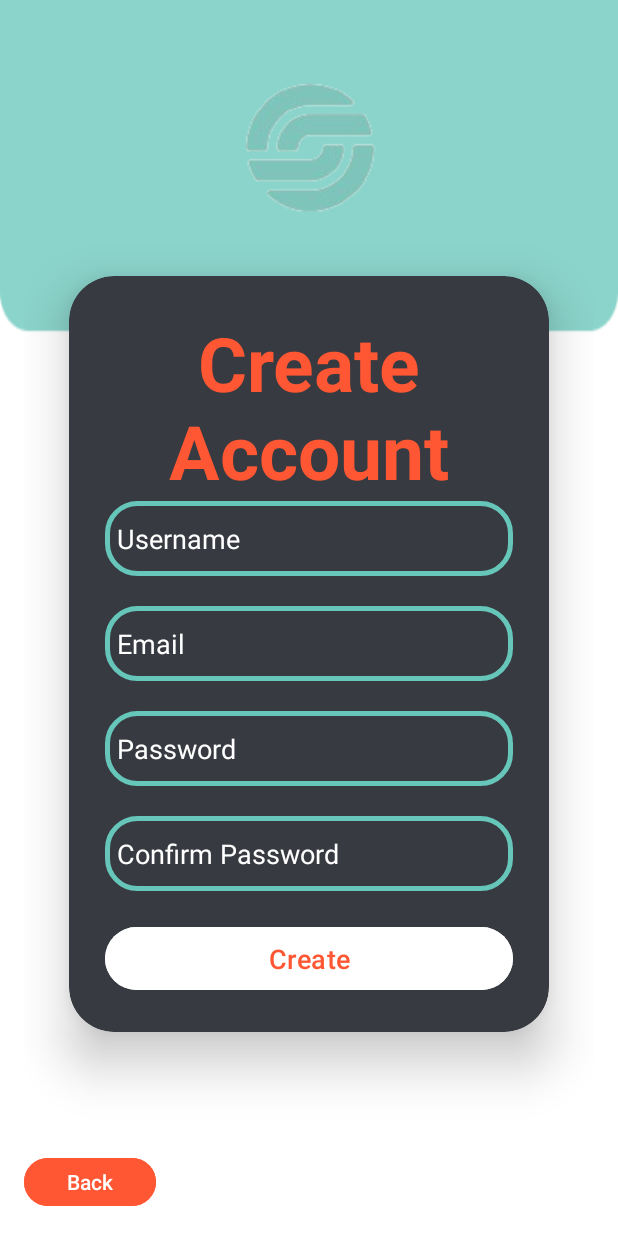
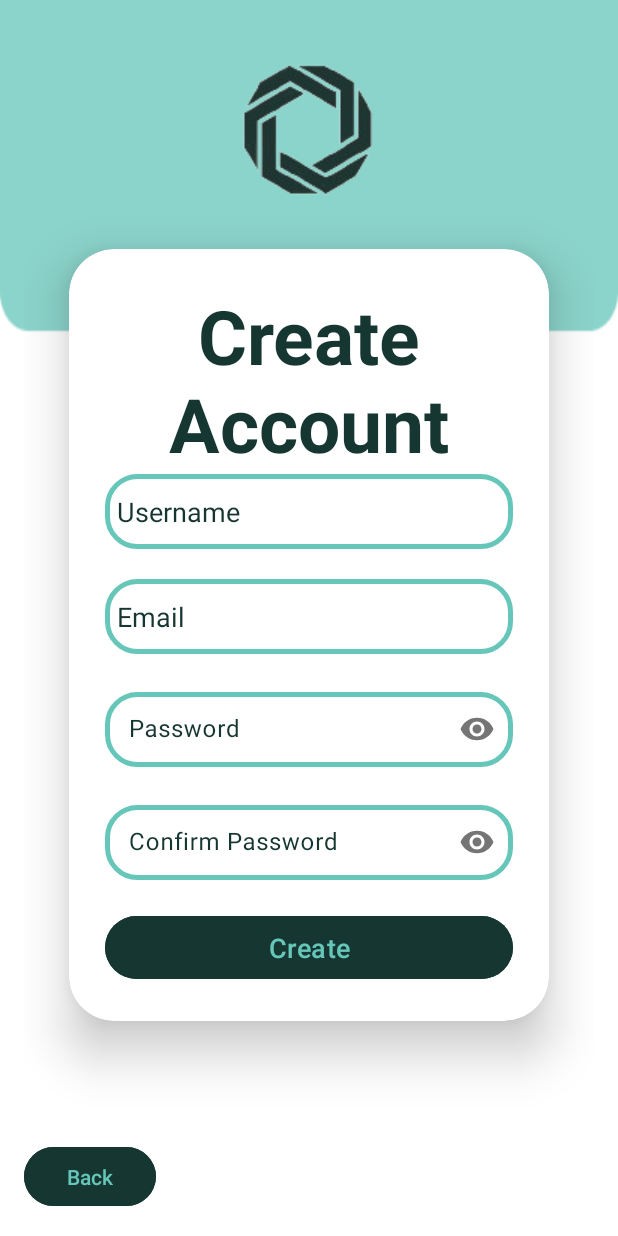
Before and after one commit to chessman25/Invento, an Android app: the MainActivity3 screen opened directly, with no data from a screen before it, on a phone screen of 412 x 824 dp. Run offline under Robolectric (Android 15) with nearby library versions, the phone set to English and light mode, and no system bars.

Commit message:
Final Commit

```diff
--- a/app/src/main/res/drawable/item_selector.xml
+++ b/app/src/main/res/drawable/item_selector.xml
@@ -2,7 +2,7 @@
 <selector xmlns:android="http://schemas.android.com/apk/res/android">
     <item
         android:state_selected="true"
-        android:color = "@color/black" />
+        android:color = "#163631" />
 
     <item
         android:state_selected="false"
--- a/app/src/main/res/drawable/splash.xml
+++ b/app/src/main/res/drawable/splash.xml
@@ -1,5 +1,5 @@
 <?xml version="1.0" encoding="utf-8"?>
 <shape xmlns:android="http://schemas.android.com/apk/res/android">
-    <solid android:color="#FF5733"/>
+    <solid android:color="@color/lightBlue"/>
     <corners android:radius="500dp"/>
 </shape>
--- a/app/src/main/res/layout/activity_main3.xml
+++ b/app/src/main/res/layout/activity_main3.xml
@@ -29,7 +29,7 @@
             app:cardCornerRadius="30dp"
             app:cardElevation="20dp"
             android:background="@drawable/customet"
-            app:cardBackgroundColor="#373A40">
+            app:cardBackgroundColor="#FFFFFF">
             <LinearLayout
                 android:layout_width="match_parent"
                 android:layout_height="wrap_content"
@@ -45,7 +45,7 @@
             android:text="Create Account"
             android:textAlignment="center"
             android:textStyle="bold"
-            android:textColor="#FF5733"
+            android:textColor="#163631"
             android:textSize="50sp"
             />
         <EditText
@@ -53,8 +53,8 @@
             android:layout_width="match_parent"
             android:layout_height="50dp"
             android:hint="Username "
-            android:textColor="#FFFFFF"
-            android:textColorHint="#FFFFFF"
+            android:textColor="#163631"
+            android:textColorHint="#163631"
             android:background="@drawable/customet"
             android:drawablePadding="8dp"
             android:padding="8dp"
@@ -65,47 +65,62 @@
             android:layout_height="50dp"
             android:layout_marginTop="20dp"
             android:hint="Email "
-            android:textColor="#FFFFFF"
-            android:textColorHint="#FFFFFF"
+            android:textColor="#163631"
+            android:textColorHint="#163631"
             android:background="@drawable/customet"
             android:drawablePadding="8dp"
             android:padding="8dp"
             />
+                <com.google.android.material.textfield.TextInputLayout
+                    android:layout_width="match_parent"
+                    android:layout_height="wrap_content"
+                    android:layout_marginTop="20dp"
+                    android:hint="Password"
+                    android:textColorHint="#163631"
+                    app:passwordToggleEnabled="true">
         <EditText
             android:id="@+id/pass"
             android:layout_width="match_parent"
             android:layout_height="50dp"
             android:layout_marginTop="20dp"
-            android:hint="Password "
-            android:textColor="#FFFFFF"
-            android:textColorHint="#FFFFFF"
+            android:textColor="#163631"
+            android:textColorHint="#163631"
             android:inputType="textPassword"
             android:background="@drawable/customet"
             android:drawablePadding="8dp"
             android:padding="8dp"
             />
+                </com.google.android.material.textfield.TextInputLayout>
 
+                <com.google.android.material.textfield.TextInputLayout
+                    android:layout_width="match_parent"
+                    android:layout_height="wrap_content"
+                    android:layout_marginTop="20dp"
+                    android:textColorHint="#163631"
+                    app:passwordToggleEnabled="true">
         <EditText
             android:id="@+id/confirmPassword"
             android:layout_width="match_parent"
             android:layout_height="50dp"
             android:layout_marginTop="20dp"
             android:hint="Confirm Password "
-            android:textColor="#FFFFFF"
-            android:textColorHint="#FFFFFF"
+            android:textColor="#163631"
+            android:textColorHint="#163631"
             android:inputType="textPassword"
             android:background="@drawable/customet"
             android:drawablePadding="8dp"
             android:padding="8dp"
             />
+                </com.google.android.material.textfield.TextInputLayout>
+
         <Button
             android:id="@+id/cBtn"
             android:layout_width="match_parent"
             android:layout_height="50dp"
             android:text="Create"
-            android:textColor="#FF5733"
+            android:textColor="#66C6BA"
             android:textSize="18sp"
-            android:backgroundTint="#FFFFFF"
+            android:backgroundTint="#163631"
             android:layout_marginTop="20dp"
             />
             </LinearLayout>
@@ -119,8 +134,8 @@
                 android:layout_width="wrap_content"
                 android:layout_height="wrap_content"
                 android:text="Back"
-                android:textColor="#FFFFFF"
-                android:backgroundTint="#FF5733"
+                android:textColor="#66C6BA"
+                android:backgroundTint="#163631"
                 android:layout_marginTop="50dp"
                 />
         </LinearLayout>
```
Also changed, not shown: app/src/main/res/drawable/btn_prss.xml (added, +7 -0 lines), app/src/main/res/layout/activity_main2.xml (+4 -4 lines), app/src/main/res/layout/activity_main4.xml (+4 -4 lines), app/src/main/res/layout/fragment_home.xml (+7 -7 lines), app/src/main/res/drawable/icon.png.
